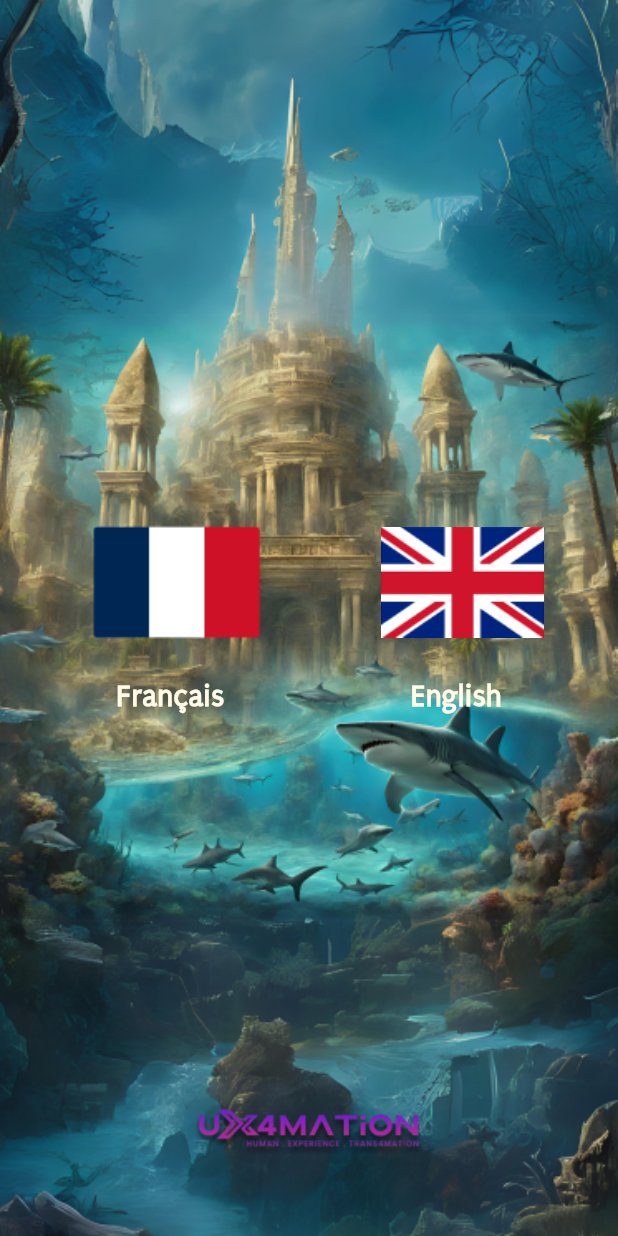
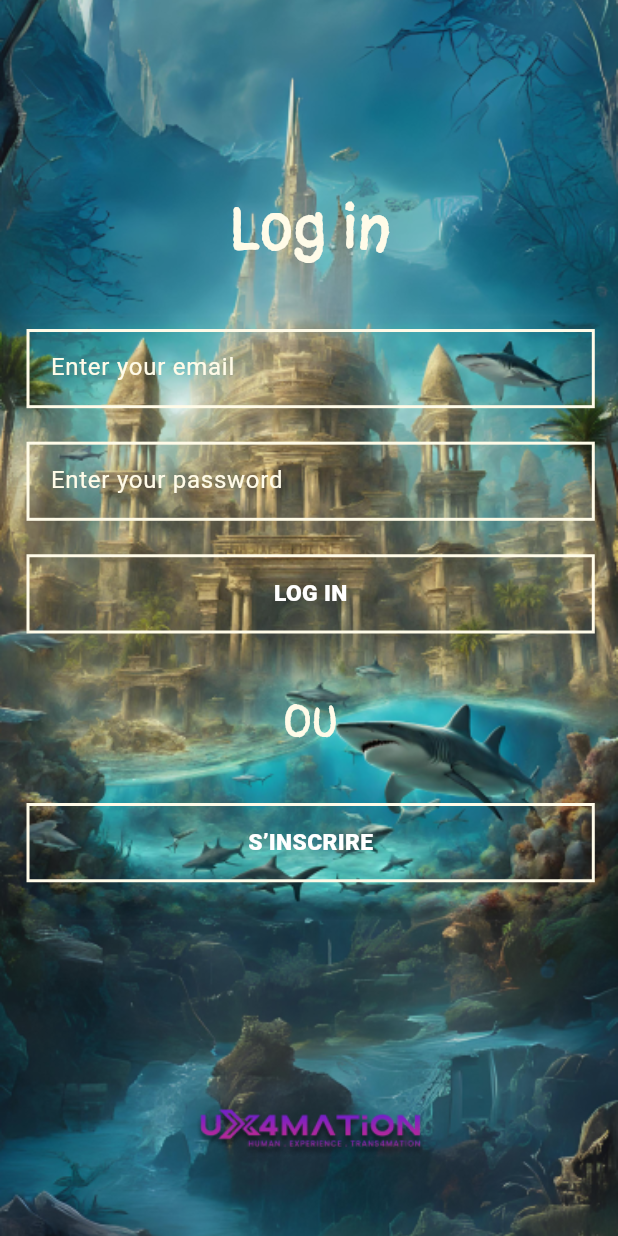
Before and after one commit to sagorahamed1/school_sports, a Flutter app: the screen it shows after launch, on a phone screen of 412 x 824 dp. Run offline on Flutter 3.47's test engine with Material 3 defaults, Android fonts, the light colour scheme and no system bars; our stand-ins replace flutter_screenutil, flutter_svg, get.

Commit message:
LogIn Screen complated

```diff
--- a/lib/main.dart
+++ b/lib/main.dart
@@ -8,6 +8,7 @@ import 'package:school_sports/views/screens/les_shark_lantides/les_shark_lantide
 import 'package:school_sports/views/screens/splashScreen/splash_screen.dart';
 
 import 'views/screens/languesScreen/langues_screen.dart';
+import 'views/screens/logInScreen/log_in_screen.dart';
 
 void main() {
   runApp(const MyApp());
@@ -27,7 +28,7 @@ class MyApp extends StatelessWidget {
         debugShowCheckedModeBanner: false,
         title: 'School Sports',
         theme: Themes().lightTheme,
-        home:  LanguesScreen(),
+        home:  LogInScreen(),
       ),
     );
   }
--- a/lib/utils/app_constants.dart
+++ b/lib/utils/app_constants.dart
@@ -9,4 +9,8 @@ class AppConstants{
   static const String notreBoutique = "NOTRE BOUTIQUE";
   static const String francais = "Français";
   static const String english = "English";
+  static const String logIn = "Log in";
+  static const String enterPass = "Enter your password";
+  static const String enterEmail = "Enter your email";
+  static const String sINSCRIRE = "S\’INSCRIRE";
 }
--- /dev/null
+++ b/lib/views/screens/logInScreen/log_in_screen.dart
@@ -0,0 +1,66 @@
+import 'package:flutter/material.dart';
+import 'package:flutter_screenutil/flutter_screenutil.dart';
+import '../../../utils/app_colors.dart';
+import '../../../utils/app_constants.dart';
+import '../../../utils/app_images.dart';
+import '../../widgets/custom_button.dart';
+import '../../widgets/custom_text.dart';
+import '../../widgets/custom_text_field.dart';
+
+class LogInScreen extends StatelessWidget {
+  const LogInScreen({super.key});
+
+  @override
+  Widget build(BuildContext context) {
+    return Scaffold(
+      resizeToAvoidBottomInset: false,
+      backgroundColor: Colors.black,
+      body: Container(
+        width: double.infinity,
+        decoration: const BoxDecoration(
+          image: DecorationImage(
+              image: AssetImage(AppImages.logoscreenbg), fit: BoxFit.cover),
+        ),
+        child: Padding(
+          padding: EdgeInsets.only(left: 16.w, right: 14.w),
+          child: Column(
+            mainAxisAlignment: MainAxisAlignment.center,
+            children: [
+              SizedBox(height: 121.h),
+              CustomText(
+                text: AppConstants.logIn,
+                fontName: "Margarine",
+                fontsize: 36.h,
+                fontWeight: FontWeight.w400,
+                color: AppColors.whiteLight,
+              ),
+              SizedBox(height: 38.h),
+              const CustomTextField(title: AppConstants.enterEmail),
+              SizedBox(height: 22.h),
+              const CustomTextField(title: AppConstants.enterPass),
+              SizedBox(height: 22.h),
+              CustomButton(title: 'LOG IN', onpress: () {}),
+              SizedBox(height: 37.h),
+              CustomText(
+                text: 'OU',
+                fontName: "Margarine",
+                fontsize: 25.h,
+                fontWeight: FontWeight.w400,
+                color: AppColors.whiteLight,
+              ),
+              SizedBox(height: 35.h),
+              CustomButton(title: AppConstants.sINSCRIRE, onpress: () {}),
+              const Spacer(),
+              Image.asset(
+                AppImages.ux4logo,
+                width: double.infinity,
+                height: 44.h,
+              ),
+              SizedBox(height: 45.h),
+            ],
+          ),
+        ),
+      ),
+    );
+  }
+}
--- /dev/null
+++ b/lib/views/widgets/custom_button.dart
@@ -0,0 +1,37 @@
+import 'package:flutter/material.dart';
+import 'package:flutter_screenutil/flutter_screenutil.dart';
+import '../../utils/app_colors.dart';
+
+class CustomButton extends StatelessWidget {
+  final VoidCallback onpress;
+  final String title;
+  const CustomButton({
+    super.key,
+    required this.title,
+    required this.onpress,
+  });
+
+  @override
+  Widget build(BuildContext context) {
+    return GestureDetector(
+      onTap: onpress,
+      child: Container(
+        alignment: Alignment.center,
+        width: 343.w,
+        height: 52.h,
+        decoration: const ShapeDecoration(
+            color: Colors.transparent,
+            shape: RoundedRectangleBorder(
+                side: BorderSide(width: 2.0, color: AppColors.whiteLight))),
+        child: Text(
+          title,
+          style: TextStyle(
+            color: Colors.white,
+            fontWeight: FontWeight.w900,
+            fontSize: 15.h,
+          ),
+        ),
+      ),
+    );
+  }
+}
--- /dev/null
+++ b/lib/views/widgets/custom_text_field.dart
@@ -0,0 +1,42 @@
+import 'package:flutter/material.dart';
+import 'package:flutter_screenutil/flutter_screenutil.dart';
+import 'package:school_sports/utils/app_colors.dart';
+
+class CustomTextField extends StatelessWidget {
+  final String title;
+  final FormFieldValidator? validator;
+
+  const CustomTextField({
+    super.key,
+    required this.title,
+    this.validator,
+  });
+
+  @override
+  Widget build(BuildContext context) {
+    return SizedBox(
+      width: 343.w,
+      height: 52.h,
+      child: TextFormField(
+        style: const TextStyle(color: AppColors.whiteLight),
+        validator: validator,
+        decoration: InputDecoration(
+          filled: true,
+          fillColor: Colors.transparent,
+          hintText: title,
+          hintStyle: const TextStyle(color: AppColors.whiteLight),
+          focusedBorder: OutlineInputBorder(
+            borderRadius: BorderRadius.circular(0),
+            borderSide:
+                const BorderSide(width: 2.0, color: AppColors.whiteLight),
+          ),
+          enabledBorder: OutlineInputBorder(
+            borderRadius: BorderRadius.circular(0),
+            borderSide:
+                const BorderSide(width: 2.0, color: AppColors.whiteLight),
+          ),
+        ),
+      ),
+    );
+  }
+}
```
